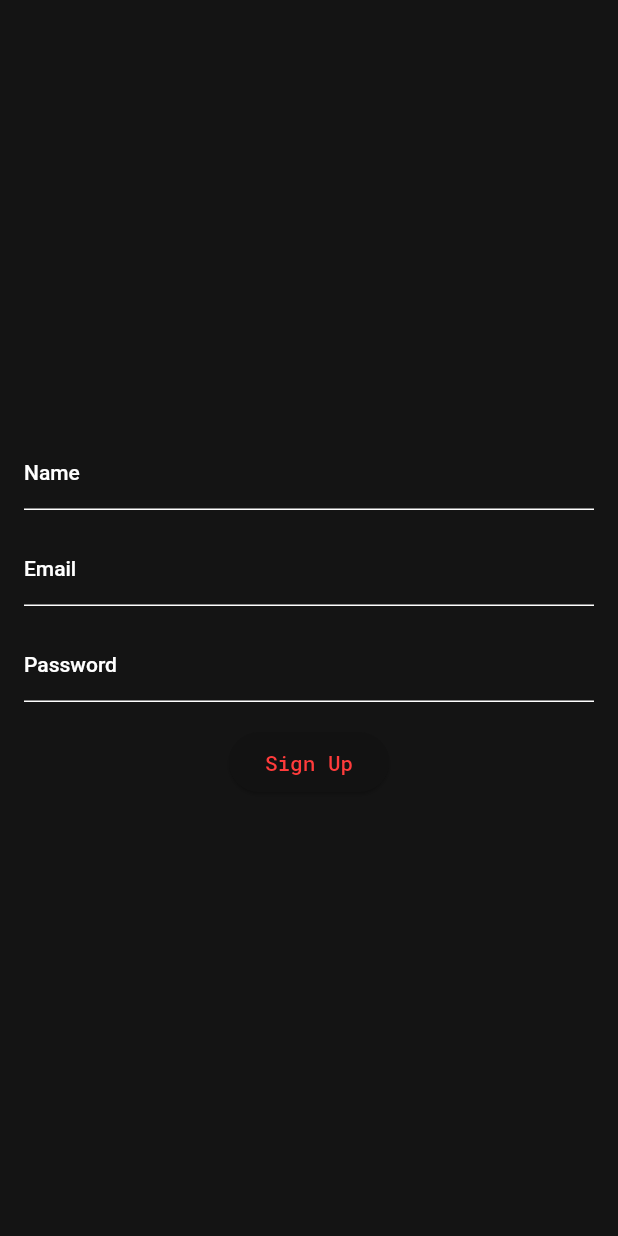
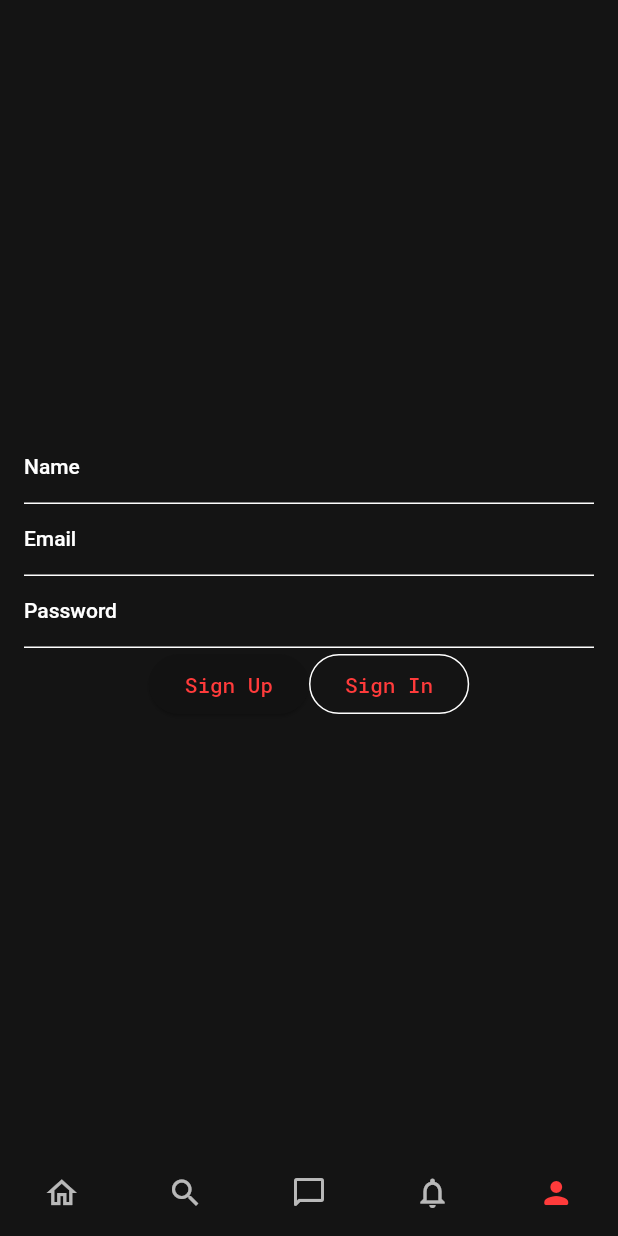
Before and after one commit to Anechaev06/LaunchOff, a Flutter app: the screen it shows after launch, item 5 of the bottom bar chosen, after a tap on "Sign Up", on a phone screen of 412 x 824 dp. Run offline on Flutter 3.47's test engine with Material 2 defaults, Android fonts, the phone set to English and light mode, and no system bars; our stand-ins replace firebase_auth, firebase_core, flutter_bloc, get_it, google_fonts; accounts and stored records are empty; network calls fail.

Commit message:
auth feature changes

```diff
--- a/lib/src/core/injection_container.dart
+++ b/lib/src/core/injection_container.dart
@@ -6,10 +6,7 @@ import '../features/auth/auth.dart';
 final sl = GetIt.instance;
 
 Future<void> initializeDependencies() async {
-  // External
   sl.registerLazySingleton(() => FirebaseAuth.instance);
-
-  // Features - Auth
   sl.registerLazySingleton<AuthRepository>(() => AuthRepositoryImpl(sl()));
   sl.registerFactory(() => AuthBloc(authRepository: sl()));
   sl.registerFactory(() => NavigationBloc());
--- a/lib/src/core/routes/app_routes.dart
+++ b/lib/src/core/routes/app_routes.dart
@@ -5,8 +5,7 @@ import '../../features/navigation/navigation.dart';
 class AppRoutes {
   static final Map<String, WidgetBuilder> routes = {
     '/': (_) => const NavigationScreen(),
-    '/signIn': (_) => SignInScreen(),
-    '/signUp': (_) => SignUpScreen(),
+    '/auth': (_) => const AuthScreen(),
     '/profile': (_) => const ProfileScreen(),
   };
 
--- a/lib/src/features/auth/auth.dart
+++ b/lib/src/features/auth/auth.dart
@@ -4,7 +4,5 @@ export 'domain/repository/auth_repository.dart';
 export 'presentation/bloc/auth_bloc.dart';
 export 'presentation/bloc/auth_event.dart';
 export 'presentation/bloc/auth_state.dart';
-export 'presentation/screens/sign_in_screen.dart';
-export 'presentation/screens/sign_up_screen.dart';
 export 'presentation/screens/profile_screen.dart';
 export 'presentation/screens/auth_screen.dart';
--- a/lib/src/features/auth/presentation/bloc/auth_bloc.dart
+++ b/lib/src/features/auth/presentation/bloc/auth_bloc.dart
@@ -5,44 +5,48 @@ class AuthBloc extends Bloc<AuthEvent, AuthState> {
   final AuthRepository authRepository;
 
   AuthBloc({required this.authRepository}) : super(Unauthenticated()) {
-    on<SignInEvent>(_signIn);
-    on<SignOutEvent>(_signOut);
-    on<LoadUserEvent>(_loadUser);
-    on<SignUpEvent>(_signUp);
+    _initEventHandlers();
     add(LoadUserEvent());
   }
 
-  void _signIn(SignInEvent event, Emitter<AuthState> emit) async {
+  void _initEventHandlers() {
+    on<SignInEvent>(_signIn);
+    on<SignOutEvent>(_signOut);
+    on<SignUpEvent>(_signUp);
+    on<LoadUserEvent>(_loadUser);
+  }
+
+  void _handleAuth(
+      Future<UserEntity?> Function() action, Emitter<AuthState> emit) async {
     try {
-      final user = await authRepository.signIn(event.email, event.password);
-      emit(Authenticated(user));
+      final user = await action();
+      if (user != null) {
+        emit(Authenticated(user));
+      } else {
+        emit(Unauthenticated());
+      }
     } catch (e) {
       emit(AuthenticationError(e.toString()));
     }
   }
+
+  void _signIn(SignInEvent event, Emitter<AuthState> emit) => _handleAuth(
+        () => authRepository.signIn(event.email, event.password),
+        emit,
+      );
 
   void _signOut(SignOutEvent event, Emitter<AuthState> emit) async {
     await authRepository.signOut();
     emit(Unauthenticated());
   }
 
-  void _signUp(SignUpEvent event, Emitter<AuthState> emit) async {
-    try {
-      UserEntity user =
-          await authRepository.signUp(event.email, event.password, event.name);
+  void _signUp(SignUpEvent event, Emitter<AuthState> emit) => _handleAuth(
+        () => authRepository.signUp(event.email, event.password, event.name),
+        emit,
+      );
 
-      emit(Authenticated(user));
-    } catch (e) {
-      emit(AuthenticationError(e.toString()));
-    }
-  }
-
-  void _loadUser(LoadUserEvent event, Emitter<AuthState> emit) async {
-    final user = await authRepository.getCurrentUser();
-    if (user != null) {
-      emit(Authenticated(user));
-    } else {
-      emit(Unauthenticated());
-    }
-  }
+  void _loadUser(LoadUserEvent event, Emitter<AuthState> emit) => _handleAuth(
+        authRepository.getCurrentUser,
+        emit,
+      );
 }
--- a/lib/src/features/auth/presentation/bloc/auth_event.dart
+++ b/lib/src/features/auth/presentation/bloc/auth_event.dart
@@ -3,6 +3,7 @@ abstract class AuthEvent {}
 class SignInEvent extends AuthEvent {
   final String email;
   final String password;
+
   SignInEvent(this.email, this.password);
 }
 
@@ -14,5 +15,8 @@ class SignUpEvent extends AuthEvent {
   final String email;
   final String password;
   final String name;
+
   SignUpEvent(this.email, this.password, this.name);
 }
+
+class SignUpSuccessful extends AuthEvent {}
--- a/lib/src/features/auth/presentation/bloc/auth_state.dart
+++ b/lib/src/features/auth/presentation/bloc/auth_state.dart
@@ -6,10 +6,13 @@ class Unauthenticated extends AuthState {}
 
 class Authenticated extends AuthState {
   final UserEntity user;
-  Authenticated(this.user);
+  final bool wasSignUpSuccessful;
+
+  Authenticated(this.user, {this.wasSignUpSuccessful = false});
 }
 
 class AuthenticationError extends AuthState {
-  final String error;
-  AuthenticationError(this.error);
+  final String message;
+
+  AuthenticationError(this.message);
 }
--- a/lib/src/features/auth/presentation/screens/auth_screen.dart
+++ b/lib/src/features/auth/presentation/screens/auth_screen.dart
@@ -2,8 +2,23 @@ import 'package:flutter/material.dart';
 import 'package:flutter_bloc/flutter_bloc.dart';
 import '../../auth.dart';
 
-class AuthScreen extends StatelessWidget {
+enum AuthMode { signIn, signUp }
+
+class AuthScreen extends StatefulWidget {
   const AuthScreen({super.key});
+
+  @override
+  State<AuthScreen> createState() => _AuthScreenState();
+}
+
+class _AuthScreenState extends State<AuthScreen> {
+  AuthMode _authMode = AuthMode.signIn;
+  final emailController = TextEditingController();
+  final passwordController = TextEditingController();
+  final nameController = TextEditingController();
+
+  void _toggleAuthMode() => setState(() => _authMode =
+      _authMode == AuthMode.signIn ? AuthMode.signUp : AuthMode.signIn);
 
   @override
   Widget build(BuildContext context) {
@@ -12,7 +27,53 @@ class AuthScreen extends StatelessWidget {
         if (state is Authenticated) {
           return const ProfileScreen();
         }
-        return SignInScreen();
+
+        return Padding(
+          padding: const EdgeInsets.all(16.0),
+          child: Column(
+            mainAxisAlignment: MainAxisAlignment.center,
+            children: [
+              if (_authMode == AuthMode.signUp)
+                TextField(
+                    controller: nameController,
+                    decoration: const InputDecoration(labelText: 'Name')),
+              TextField(
+                  controller: emailController,
+                  decoration: const InputDecoration(labelText: 'Email')),
+              TextField(
+                  controller: passwordController,
+                  decoration: const InputDecoration(labelText: 'Password'),
+                  obscureText: true),
+              Row(
+                mainAxisAlignment: MainAxisAlignment.center,
+                children: [
+                  ElevatedButton(
+                    onPressed: () {
+                      final email = emailController.text.trim();
+                      final password = passwordController.text.trim();
+                      if (_authMode == AuthMode.signIn) {
+                        BlocProvider.of<AuthBloc>(context)
+                            .add(SignInEvent(email, password));
+                      } else {
+                        final name = nameController.text.trim();
+                        BlocProvider.of<AuthBloc>(context)
+                            .add(SignUpEvent(email, password, name));
+                      }
+                    },
+                    child: Text(
+                        _authMode == AuthMode.signIn ? 'Sign In' : 'Sign Up'),
+                  ),
+                  OutlinedButton(
+                    onPressed: _toggleAuthMode,
+                    child: Text(
+                      _authMode == AuthMode.signIn ? 'Sign Up' : 'Sign In',
+                    ),
+                  ),
+                ],
+              ),
+            ],
+          ),
+        );
       },
     );
   }
--- a/lib/src/features/auth/presentation/screens/sign_in_screen.dart
+++ /dev/null
@@ -1,53 +0,0 @@
-import 'package:flutter/material.dart';
-import 'package:flutter_bloc/flutter_bloc.dart';
-import '../../auth.dart'; // Import your AuthBloc or related classes here
-
-class SignInScreen extends StatelessWidget {
-  final TextEditingController emailController = TextEditingController();
-  final TextEditingController passwordController = TextEditingController();
-
-  SignInScreen({Key? key}) : super(key: key); // Corrected the key syntax
-
-  @override
-  Widget build(BuildContext context) {
-    return Scaffold(
-      appBar: AppBar(
-        title: const Text('Sign In'),
-      ),
-      body: Padding(
-        padding: const EdgeInsets.all(16.0),
-        child: Column(
-          mainAxisAlignment: MainAxisAlignment.center,
-          children: [
-            TextField(
-              controller: emailController,
-              decoration: const InputDecoration(labelText: 'Email'),
-            ),
-            const SizedBox(height: 16),
-            TextField(
-              controller: passwordController,
-              decoration: const InputDecoration(labelText: 'Password'),
-              obscureText: true,
-            ),
-            const SizedBox(height: 16),
-            ElevatedButton(
-              onPressed: () {
-                final String email = emailController.text.trim();
-                final String password = passwordController.text.trim();
-                BlocProvider.of<AuthBloc>(context)
-                    .add(SignInEvent(email, password));
-              },
-              child: const Text('Sign In'),
-            ),
-            ElevatedButton(
-              onPressed: () {
-                Navigator.pushNamed(context, '/signUp');
-              },
-              child: const Text('Sign Up'),
-            ),
-          ],
-        ),
-      ),
-    );
-  }
-}
--- a/lib/src/features/auth/presentation/screens/sign_up_screen.dart
+++ /dev/null
@@ -1,52 +0,0 @@
-import 'package:flutter/material.dart';
-import 'package:flutter_bloc/flutter_bloc.dart';
-
-import '../../auth.dart';
-
-class SignUpScreen extends StatelessWidget {
-  final TextEditingController emailController = TextEditingController();
-  final TextEditingController passwordController = TextEditingController();
-  final TextEditingController nameController = TextEditingController();
-
-  SignUpScreen({super.key});
-
-  @override
-  Widget build(BuildContext context) {
-    return Scaffold(
-      body: Padding(
-        padding: const EdgeInsets.all(16.0),
-        child: Column(
-          mainAxisAlignment: MainAxisAlignment.center,
-          children: [
-            TextField(
-              controller: nameController,
-              decoration: const InputDecoration(labelText: 'Name'),
-            ),
-            const SizedBox(height: 16),
-            TextField(
-              controller: emailController,
-              decoration: const InputDecoration(labelText: 'Email'),
-            ),
-            const SizedBox(height: 16),
-            TextField(
-              controller: passwordController,
-              decoration: const InputDecoration(labelText: 'Password'),
-              obscureText: true,
-            ),
-            const SizedBox(height: 16),
-            ElevatedButton(
-              onPressed: () {
-                final String email = emailController.text.trim();
-                final String password = passwordController.text.trim();
-                final String name = nameController.text.trim();
-                BlocProvider.of<AuthBloc>(context)
-                    .add(SignUpEvent(email, password, name));
-              },
-              child: const Text('Sign Up'),
-            ),
-          ],
-        ),
-      ),
-    );
-  }
-}
--- a/lib/src/features/navigation/presentation/screens/navigation_screen.dart
+++ b/lib/src/features/navigation/presentation/screens/navigation_screen.dart
@@ -15,7 +15,7 @@ class NavigationScreen extends StatelessWidget {
       const Text('Search Screen'),
       const Text('Chat Screen'),
       const Text('Notification Screen'),
-      const AuthScreen()
+      const AuthScreen(),
     ];
   }
 
```
Also changed, not shown: lib/src/features/auth/data/repository/auth_repository_impl.dart (+6 -1 lines), lib/src/features/auth/presentation/screens/profile_screen.dart (+5 -5 lines).
